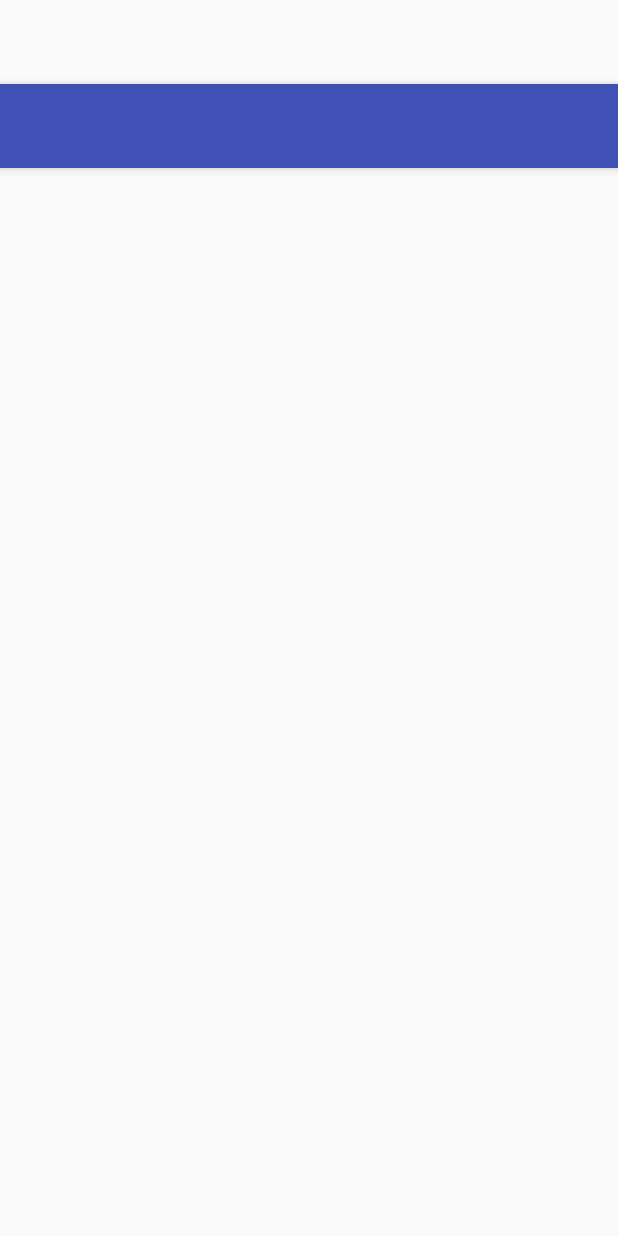
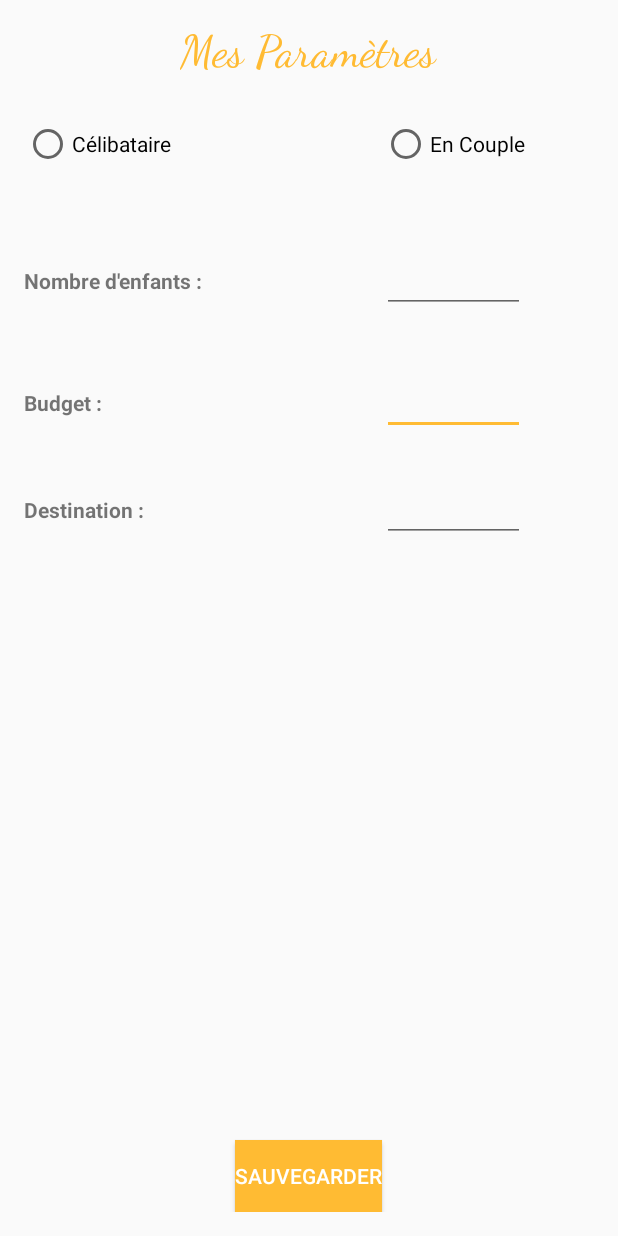
Before and after one commit to Miage-Paris-Ouest/WeeJa, an Android app: the layout activity_account.xml on its own in the app's theme, with its tools: preview values and no code run, on a phone screen of 412 x 824 dp. Run offline under Robolectric (Android 15) with nearby library versions, the phone set to English and light mode, and no system bars.

Commit message:
Gestion paramètres user (Mon Compte)

```diff
--- a/app/src/main/res/layout/activity_account.xml
+++ b/app/src/main/res/layout/activity_account.xml
@@ -1,26 +1,130 @@
 <?xml version="1.0" encoding="utf-8"?>
-<android.support.design.widget.CoordinatorLayout xmlns:android="http://schemas.android.com/apk/res/android"
-    xmlns:app="http://schemas.android.com/apk/res-auto"
+<RelativeLayout xmlns:android="http://schemas.android.com/apk/res/android"
     xmlns:tools="http://schemas.android.com/tools"
+    android:id="@+id/activity_account"
     android:layout_width="match_parent"
     android:layout_height="match_parent"
-    android:fitsSystemWindows="true"
+    android:paddingBottom="@dimen/activity_vertical_margin"
+    android:paddingLeft="@dimen/activity_horizontal_margin"
+    android:paddingRight="@dimen/activity_horizontal_margin"
+    android:paddingTop="@dimen/activity_vertical_margin"
     tools:context="projet.holo_holo.weeja.controller_view.AccountActivity">
 
-    <android.support.design.widget.AppBarLayout
-        android:layout_width="match_parent"
+    <TextView
+        android:text="Mes Paramètres"
+        android:layout_width="wrap_content"
         android:layout_height="wrap_content"
-        android:theme="@style/AppTheme.AppBarOverlay">
+        android:layout_alignParentTop="true"
+        android:layout_centerHorizontal="true"
+        android:id="@+id/textViewMonCompte"
+        android:fontFamily="cursive"
+        android:textSize="30sp"
+        android:textColor="@color/colorAccent" />
 
-        <android.support.v7.widget.Toolbar
-            android:id="@+id/toolbar"
-            android:layout_width="match_parent"
-            android:layout_height="?attr/actionBarSize"
-            android:background="?attr/colorPrimary"
-            app:popupTheme="@style/AppTheme.PopupOverlay" />
+    <TextView
+        android:text="Nombre d'enfants :"
+        android:layout_width="wrap_content"
+        android:layout_height="wrap_content"
+        android:layout_below="@+id/radioButtonCelib"
+        android:layout_alignLeft="@+id/radioButtonCelib"
+        android:layout_alignStart="@+id/radioButtonCelib"
+        android:layout_marginTop="65dp"
+        android:id="@+id/textViewNbEnfants"
+        android:textStyle="normal|bold" />
 
-    </android.support.design.widget.AppBarLayout>
+    <TextView
+        android:text="Destination :"
+        android:layout_width="wrap_content"
+        android:layout_height="wrap_content"
+        android:id="@+id/textViewDestination"
+        android:textStyle="normal|bold"
+        android:layout_marginTop="52dp"
+        android:layout_below="@+id/textViewBudget"
+        android:layout_alignLeft="@+id/textViewBudget"
+        android:layout_alignStart="@+id/textViewBudget" />
 
-    <include layout="@layout/content_account" />
+    <RadioButton
+        android:text="En Couple"
+        android:layout_width="wrap_content"
+        android:layout_height="wrap_content"
+        android:id="@+id/radioButtonCouple"
+        android:checked="false"
+        android:layout_above="@+id/textViewNbEnfants"
+        android:layout_toRightOf="@+id/buttonMesParametres"
+        android:layout_toEndOf="@+id/buttonMesParametres" />
 
-</android.support.design.widget.CoordinatorLayout>
+    <EditText
+        android:layout_width="wrap_content"
+        android:layout_height="wrap_content"
+        android:inputType="number"
+        android:ems="10"
+        android:id="@+id/editTextBudget"
+        android:layout_alignBaseline="@+id/textViewBudget"
+        android:layout_alignBottom="@+id/textViewBudget"
+        android:layout_alignRight="@+id/editText3"
+        android:layout_alignEnd="@+id/editText3"
+        android:layout_toEndOf="@+id/textViewMonCompte"
+        android:layout_alignLeft="@+id/editText3"
+        android:layout_alignStart="@+id/editText3" />
+
+    <EditText
+        android:layout_width="wrap_content"
+        android:layout_height="wrap_content"
+        android:inputType="textPersonName"
+        android:ems="10"
+        android:id="@+id/editText3"
+        android:layout_alignBaseline="@+id/textViewDestination"
+        android:layout_alignBottom="@+id/textViewDestination"
+        android:layout_alignRight="@+id/editTextNbEnfants"
+        android:layout_alignEnd="@+id/editTextNbEnfants"
+        android:layout_alignLeft="@+id/editTextNbEnfants"
+        android:layout_alignStart="@+id/editTextNbEnfants" />
+
+    <EditText
+        android:layout_width="wrap_content"
+        android:layout_height="wrap_content"
+        android:inputType="number"
+        android:ems="10"
+        android:id="@+id/editTextNbEnfants"
+        android:layout_alignBaseline="@+id/textViewNbEnfants"
+        android:layout_alignBottom="@+id/textViewNbEnfants"
+        android:layout_alignRight="@+id/radioButtonCouple"
+        android:layout_alignEnd="@+id/radioButtonCouple"
+        android:layout_toEndOf="@+id/textViewMonCompte"
+        android:layout_alignLeft="@+id/radioButtonCouple"
+        android:layout_alignStart="@+id/radioButtonCouple" />
+
+    <RadioButton
+        android:text="Célibataire"
+        android:layout_width="wrap_content"
+        android:layout_height="wrap_content"
+        android:layout_marginTop="27dp"
+        android:id="@+id/radioButtonCelib"
+        android:checked="false"
+        android:duplicateParentState="false"
+        android:layout_below="@+id/textViewMonCompte"
+        android:layout_alignParentLeft="true"
+        android:layout_alignParentStart="true" />
+
+    <TextView
+        android:text="Budget : "
+        android:layout_width="wrap_content"
+        android:layout_height="wrap_content"
+        android:id="@+id/textViewBudget"
+        android:textStyle="normal|bold"
+        android:layout_marginTop="50dp"
+        android:layout_below="@+id/editTextNbEnfants"
+        android:layout_alignParentLeft="true"
+        android:layout_alignParentStart="true" />
+
+    <Button
+        android:text="Sauvegarder"
+        android:layout_width="wrap_content"
+        android:layout_height="wrap_content"
+        android:id="@+id/buttonMesParametres"
+        android:background="@color/colorAccent"
+        android:textColor="@android:color/background_light"
+        android:layout_alignParentBottom="true"
+        android:layout_centerHorizontal="true" />
+
+</RelativeLayout>
--- /dev/null
+++ b/app/src/main/res/layout/activity_favorite.xml
@@ -0,0 +1,13 @@
+<?xml version="1.0" encoding="utf-8"?>
+<RelativeLayout xmlns:android="http://schemas.android.com/apk/res/android"
+    xmlns:tools="http://schemas.android.com/tools"
+    android:id="@+id/activity_favorite"
+    android:layout_width="match_parent"
+    android:layout_height="match_parent"
+    android:paddingBottom="@dimen/activity_vertical_margin"
+    android:paddingLeft="@dimen/activity_horizontal_margin"
+    android:paddingRight="@dimen/activity_horizontal_margin"
+    android:paddingTop="@dimen/activity_vertical_margin"
+    tools:context="projet.holo_holo.weeja.controller_view.FavoriteActivity">
+
+</RelativeLayout>
```
